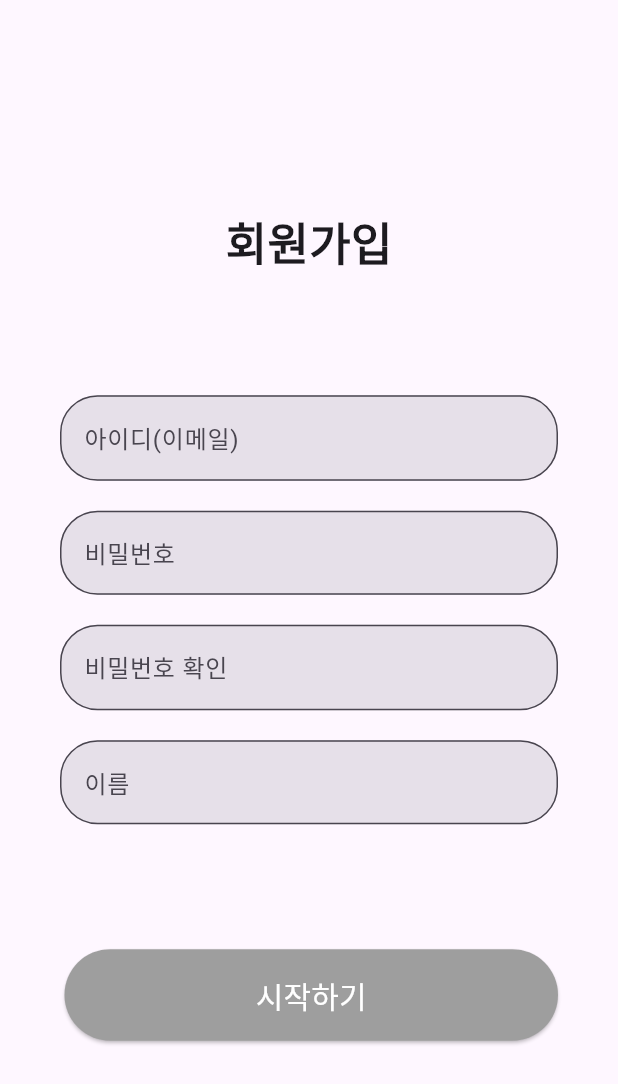
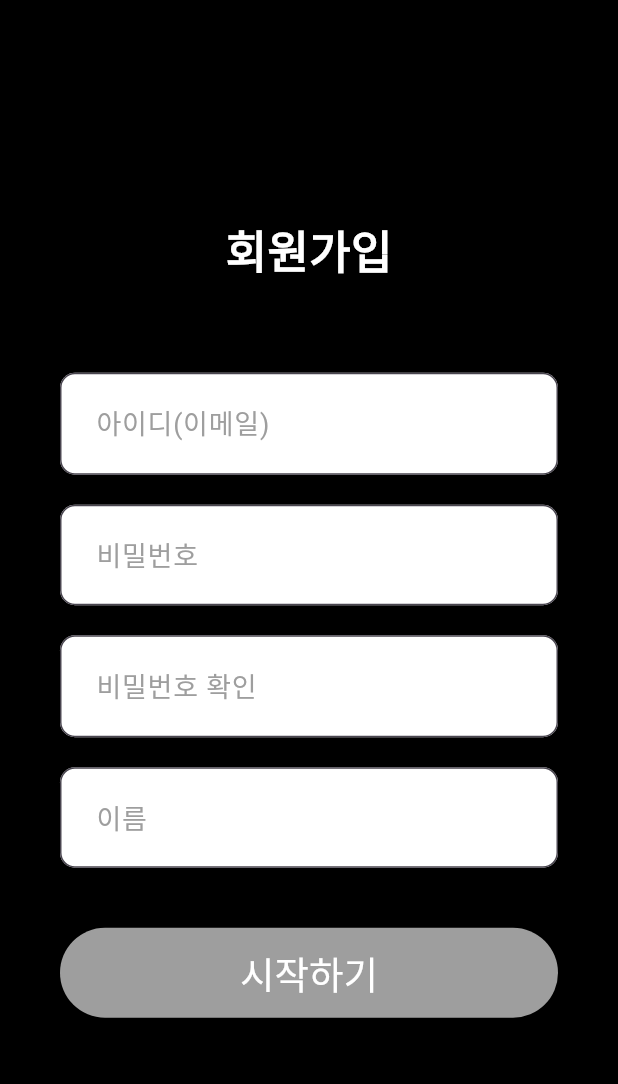
Before and after one commit to SangWook16074/checkcheck-application, a Flutter app: the SignupPage screen opened directly, on a phone screen of 412 x 824 dp. Shown: the top 1084 px of the screen. Run offline on Flutter 3.47's test engine with Material 3 defaults, Android fonts, the phone set to English and light mode, and no system bars.

```diff
--- a/lib/main.dart
+++ b/lib/main.dart
@@ -12,7 +12,7 @@ class MyApp extends StatelessWidget {
   Widget build(BuildContext context) {
     return MaterialApp(
       debugShowCheckedModeBanner: false,
-      home: const App(),
+      home: App(),
     );
   }
 }
--- a/lib/src/pages/home_page.dart
+++ b/lib/src/page/auth/home_page.dart
@@ -1,4 +1,4 @@
-import 'package:checkcheck_project/src/pages/main_page.dart';
+import 'package:checkcheck_project/src/page/auth/main_page.dart';
 import 'package:flutter/material.dart';
 
 class HomePage extends StatefulWidget {
--- /dev/null
+++ b/lib/src/page/sign_up_page.dart
@@ -0,0 +1,85 @@
+import 'package:flutter/material.dart';
+import 'package:checkcheck_project/src/widget/custom_button.dart';
+import 'package:checkcheck_project/src/widget/custom_text_field.dart';
+
+class SignupPage extends StatefulWidget {
+  const SignupPage({super.key});
+
+  @override
+  _SignupPageState createState() => _SignupPageState();
+}
+
+class _SignupPageState extends State<SignupPage> {
+  final TextEditingController _emailController = TextEditingController();
+  final TextEditingController _passwordController = TextEditingController();
+  final TextEditingController _confirmPasswordController =
+      TextEditingController();
+  final TextEditingController _nameController = TextEditingController();
+
+  Future<void> _signup() async {
+    // API 요청을 통해 회원가입 처리
+  }
+
+  @override
+  Widget build(BuildContext context) {
+    return Scaffold(
+      backgroundColor: Colors.black,
+      body: SingleChildScrollView(
+        child: Container(
+          padding: const EdgeInsets.symmetric(horizontal: 40),
+          height: MediaQuery.of(context).size.height,
+          width: double.infinity,
+          child: Column(
+            mainAxisAlignment: MainAxisAlignment.center,
+            crossAxisAlignment: CrossAxisAlignment.stretch,
+            children: <Widget>[
+              Column(
+                children: <Widget>[
+                  Text(
+                    "회원가입",
+                    style: TextStyle(
+                      fontSize: 30,
+                      fontWeight: FontWeight.bold,
+                      color: Colors.white,
+                    ),
+                  ),
+                  SizedBox(height: 60.0),
+                ],
+              ),
+              Column(
+                children: <Widget>[
+                  CustomTextField(
+                    controller: _emailController,
+                    hintText: "아이디(이메일)",
+                  ),
+                  const SizedBox(height: 20),
+                  CustomTextField(
+                    controller: _passwordController,
+                    hintText: "비밀번호",
+                    obscureText: true,
+                  ),
+                  const SizedBox(height: 20),
+                  CustomTextField(
+                    controller: _confirmPasswordController,
+                    hintText: "비밀번호 확인",
+                    obscureText: true,
+                  ),
+                  const SizedBox(height: 20),
+                  CustomTextField(
+                    controller: _nameController,
+                    hintText: "이름",
+                  ),
+                ],
+              ),
+              SizedBox(height: 40),
+              CustomButton(
+                label: "시작하기",
+                onPressed: _signup,
+              ),
+            ],
+          ),
+        ),
+      ),
+    );
+  }
+}
--- a/lib/src/pages/auth/sign_up_page.dart
+++ /dev/null
@@ -1,95 +0,0 @@
-import 'package:flutter/material.dart';
-
-class SignupPage extends StatelessWidget {
-  const SignupPage({key});
-
-  @override
-  Widget build(BuildContext context) {
-    return Scaffold(
-      body: SingleChildScrollView(
-        child: Container(
-          padding: const EdgeInsets.symmetric(horizontal: 40),
-          height: MediaQuery.of(context).size.height - 50,
-          width: double.infinity,
-          child: Column(
-            mainAxisAlignment: MainAxisAlignment.spaceEvenly,
-            crossAxisAlignment: CrossAxisAlignment.stretch,
-            children: [
-              const Column(
-                children: <Widget>[
-                  SizedBox(height: 60.0),
-                  Text(
-                    "회원가입",
-                    style: TextStyle(
-                      fontSize: 30,
-                      fontWeight: FontWeight.bold,
-                    ),
-                  ),
-                ],
-              ),
-              Column(
-                children: <Widget>[
-                  TextField(
-                    decoration: InputDecoration(
-                      hintText: "아이디(이메일)",
-                      border: OutlineInputBorder(
-                          borderRadius: BorderRadius.circular(25),
-                          borderSide: BorderSide(color: Colors.black)),
-                      filled: true,
-                    ),
-                  ),
-                  const SizedBox(height: 20),
-                  TextField(
-                    decoration: InputDecoration(
-                      hintText: "비밀번호",
-                      border: OutlineInputBorder(
-                          borderRadius: BorderRadius.circular(25),
-                          borderSide: BorderSide(color: Colors.black)),
-                      filled: true,
-                    ),
-                  ),
-                  const SizedBox(height: 20),
-                  TextField(
-                    decoration: InputDecoration(
-                      hintText: "비밀번호 확인",
-                      border: OutlineInputBorder(
-                          borderRadius: BorderRadius.circular(25),
-                          borderSide: BorderSide(color: Colors.black)),
-                      filled: true,
-                    ),
-                    obscureText: true,
-                  ),
-                  const SizedBox(height: 20),
-                  TextField(
-                    decoration: InputDecoration(
-                      hintText: "이름",
-                      border: OutlineInputBorder(
-                          borderRadius: BorderRadius.circular(25),
-                          borderSide: BorderSide(color: Colors.black)),
-                      filled: true,
-                    ),
-                    obscureText: true,
-                  ),
-                ],
-              ),
-              Container(
-                  padding: const EdgeInsets.only(top: 3, left: 3),
-                  child: ElevatedButton(
-                    onPressed: () {},
-                    child: Text(
-                      "시작하기",
-                      style: TextStyle(fontSize: 20),
-                    ),
-                    style: ElevatedButton.styleFrom(
-                        shape: const StadiumBorder(),
-                        padding: const EdgeInsets.symmetric(vertical: 16),
-                        backgroundColor: Colors.grey,
-                        foregroundColor: Colors.white),
-                  )),
-            ],
-          ),
-        ),
-      ),
-    );
-  }
-}
--- a/lib/src/widget/custom_text_field.dart
+++ b/lib/src/widget/custom_text_field.dart
@@ -2,17 +2,37 @@ import 'package:flutter/material.dart';
 
 class CustomTextField extends StatelessWidget {
   final TextEditingController? controller;
-  const CustomTextField({super.key, this.controller});
+  final String? hintText;
+  final bool? obscureText;
+  final Widget? prefixIcon;
+  final Widget? suffixIcon;
+  final int maxLines;
+
+  const CustomTextField({
+    super.key,
+    this.controller,
+    this.hintText = "",
+    this.obscureText = false,
+    this.prefixIcon,
+    this.suffixIcon,
+    this.maxLines = 1,
+  });
 
   @override
   Widget build(BuildContext context) {
     return TextField(
       controller: controller,
+      obscureText: obscureText!,
+      maxLines: maxLines,
       decoration: InputDecoration(
-        border: OutlineInputBorder(
-          borderRadius: BorderRadius.circular(30.0),
-        ),
-        hintText: '이메일',
+        border: OutlineInputBorder(borderRadius: BorderRadius.circular(10.0)),
+        hintText: hintText,
+        hintStyle: TextStyle(color: Colors.grey, fontSize: 18),
+        prefixIcon: prefixIcon,
+        suffixIcon: suffixIcon,
+        fillColor: Colors.white,
+        filled: true,
+        contentPadding: EdgeInsets.symmetric(vertical: 20.0, horizontal: 20.0),
       ),
     );
   }
```
Also changed, not shown: lib/src/app.dart (+5 -2 lines), lib/src/page/lecture_creation_page.dart (added, +89 -0 lines), lib/src/page/lecture_listings_page.dart (added, +125 -0 lines), lib/src/page/login_page.dart (+43 -14 lines), lib/src/pages/auth/login_page.dart (deleted, +0 -14 lines), lib/src/widget/custom_elevated_botton.dart (added, +31 -0 lines), lib/src/page/auth/main_page.dart (renamed from lib/src/pages/main_page.dart).
